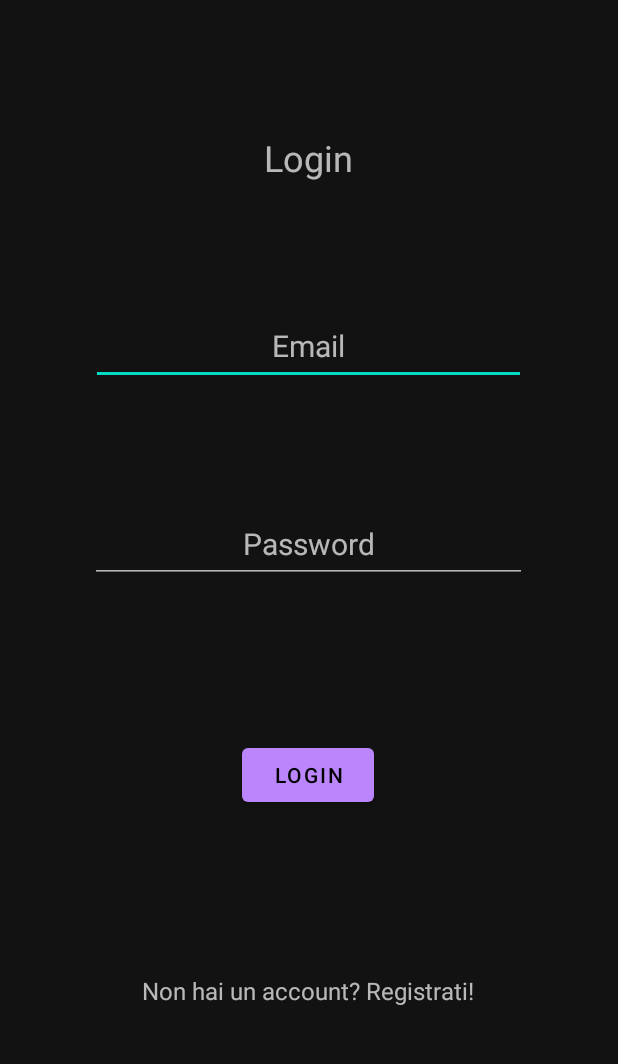
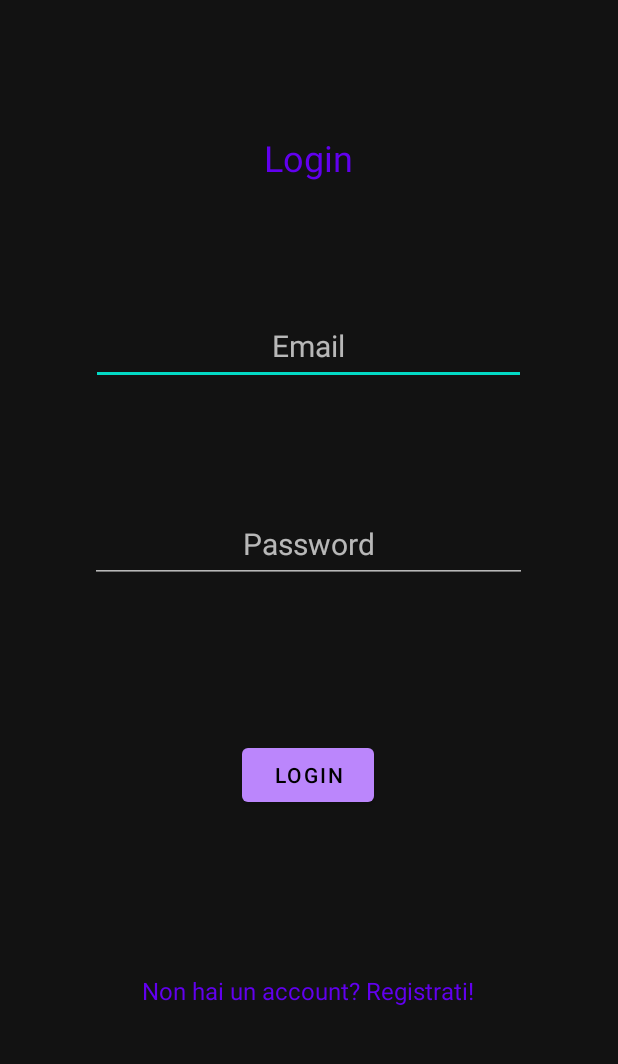
Before and after one commit to 1092407/DiscoApp, an Android app: the screen it shows after launch (LoginActivity), on a phone screen of 412 x 824 dp, the part 62-1126 px from its top. Run offline under Robolectric (Android 15) with nearby library versions, the phone set to English and light mode, and no system bars; our stand-ins replace Firebase (no records; nobody signed in at launch, a user with empty details on screens opened directly), data binding.

Commit message:
login messo colore alle parole : se è nero o bianco lo sfondo con il colore messo si vede comunque

```diff
--- a/app/src/main/res/layout/activity_login.xml
+++ b/app/src/main/res/layout/activity_login.xml
@@ -18,6 +18,7 @@
             android:inputType="textEmailAddress"
             android:textAlignment="center"
             android:textSize="20sp"
+            android:textColor="@color/purple_500"
             app:layout_constraintEnd_toEndOf="parent"
             app:layout_constraintHorizontal_bias="0.497"
             app:layout_constraintStart_toStartOf="parent"
@@ -31,6 +32,7 @@
             android:ems="10"
             android:hint="Password"
             android:inputType="textPassword"
+            android:textColor="@color/purple_500"
             android:textAlignment="center"
             android:textSize="20sp"
             app:layout_constraintEnd_toEndOf="parent"
@@ -55,6 +57,7 @@
             android:layout_height="42dp"
             android:text="Login"
             android:textAlignment="center"
+            android:textColor="@color/purple_500"
             android:textSize="24sp"
             app:layout_constraintBottom_toTopOf="@+id/login_email"
             app:layout_constraintEnd_toEndOf="parent"
@@ -67,6 +70,7 @@
             android:layout_width="wrap_content"
             android:layout_height="wrap_content"
             android:text="Non hai un account? Registrati!"
+            android:textColor="@color/purple_500"
             android:textSize="16sp"
             app:layout_constraintBottom_toBottomOf="parent"
             app:layout_constraintEnd_toEndOf="parent"
```
